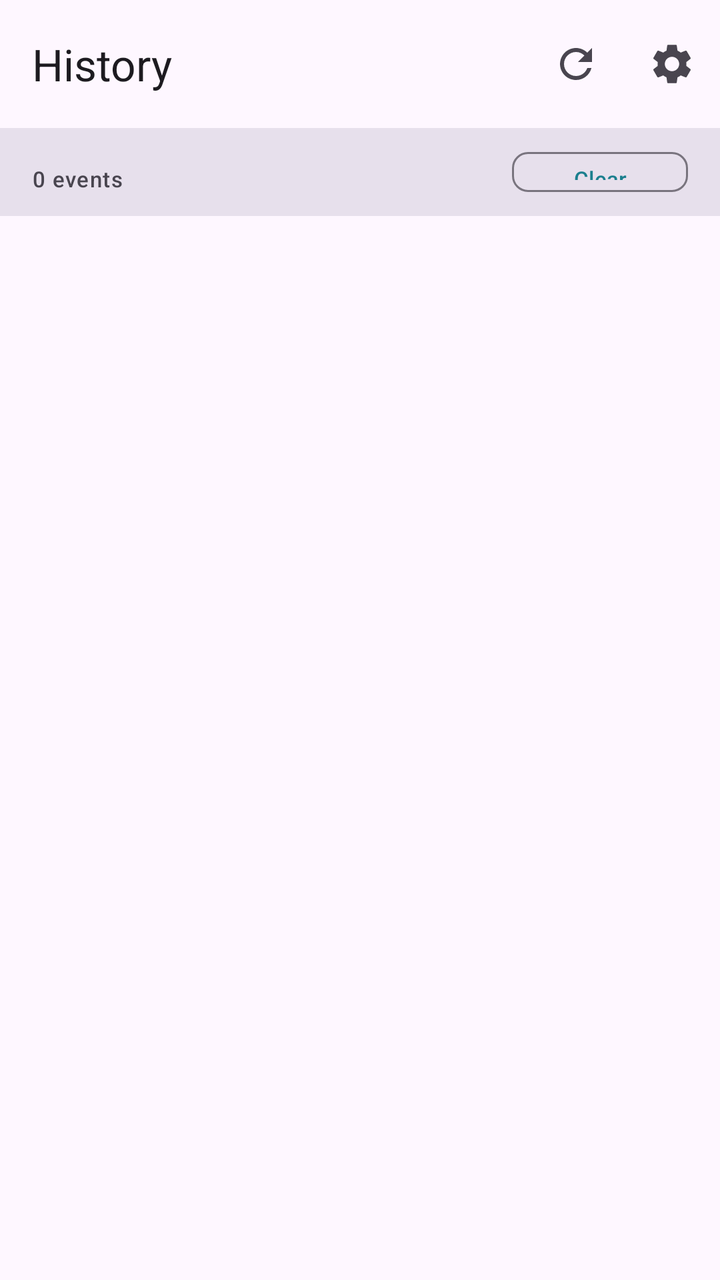
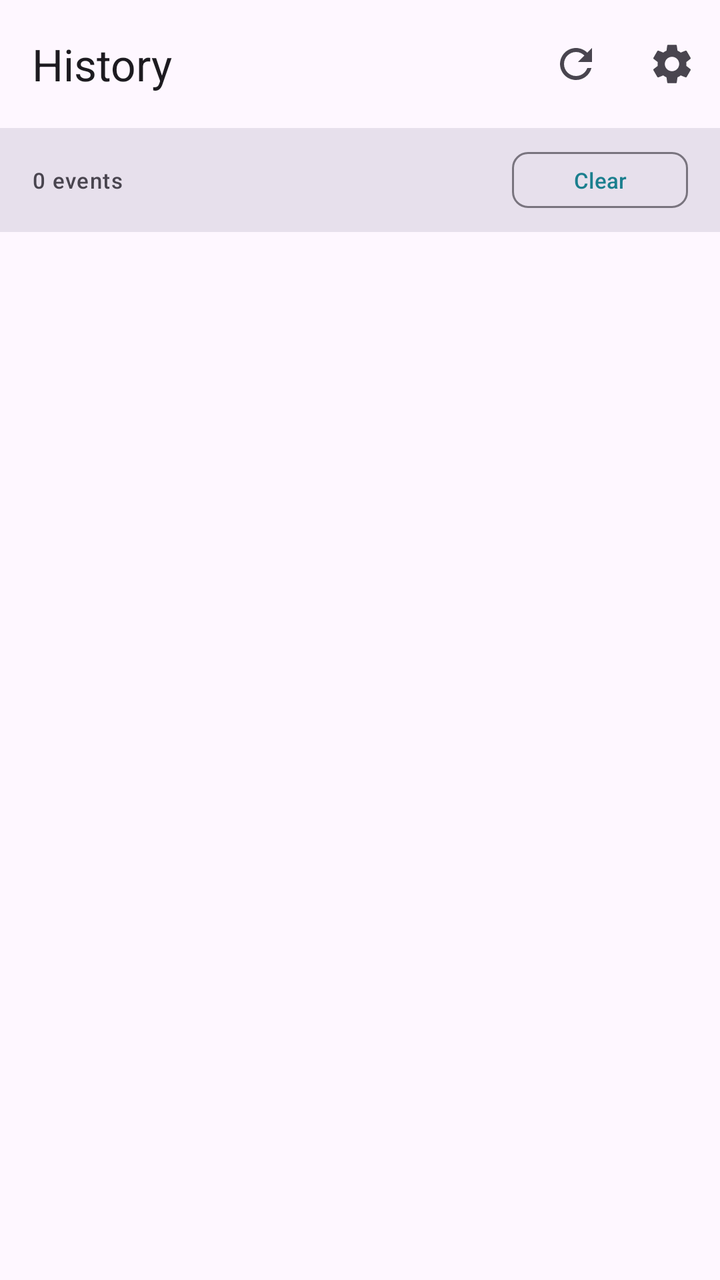

Before-and-after screenshots of an Android layout around one commit, followed by the original layout XML and the change that was made.
<!-- AndroidManifest.xml: application theme Theme.MotorDrive -->
<!-- res/layout/fragment_history.xml -->
<?xml version="1.0" encoding="utf-8"?>
<androidx.coordinatorlayout.widget.CoordinatorLayout
    xmlns:android="http://schemas.android.com/apk/res/android"
    xmlns:app="http://schemas.android.com/apk/res-auto"
    android:layout_width="match_parent"
    android:layout_height="match_parent"
    android:background="?attr/colorSurface">

    <com.google.android.material.appbar.AppBarLayout
        android:id="@+id/appBarLayout"
        android:layout_width="match_parent"
        android:layout_height="wrap_content">
        <com.google.android.material.appbar.MaterialToolbar
            android:id="@+id/toolbar"
            android:layout_width="match_parent"
            android:layout_height="?attr/actionBarSize"
            app:title="History"
            app:menu="@menu/dashboard_menu" />
    </com.google.android.material.appbar.AppBarLayout>

    <LinearLayout
        android:layout_width="match_parent"
        android:layout_height="match_parent"
        android:orientation="vertical"
        app:layout_behavior="@string/appbar_scrolling_view_behavior">

        
        <LinearLayout
            android:layout_width="match_parent"
            android:layout_height="wrap_content"
            android:orientation="horizontal"
            android:paddingHorizontal="16dp"
            android:paddingVertical="8dp"
            android:background="?attr/colorSurfaceVariant">

            <TextView
                android:id="@+id/tvHistorySummary"
                android:layout_width="0dp"
                android:layout_height="wrap_content"
                android:layout_weight="1"
                android:text="0 events"
                android:textAppearance="?attr/textAppearanceLabelSmall"
                android:textColor="?attr/colorOnSurfaceVariant" />

            <com.google.android.material.button.MaterialButton
                android:id="@+id/btnClearHistory"
                android:layout_width="wrap_content"
                android:layout_height="28dp"
                android:text="Clear"
                android:textSize="11sp"
                app:cornerRadius="8dp"
                style="@style/Widget.Material3.Button.OutlinedButton" />
        </LinearLayout>

        
        <TextView
            android:id="@+id/tvNoHistory"
            android:layout_width="match_parent"
            android:layout_height="wrap_content"
            android:text="No events yet — motor state changes will appear here"
            android:gravity="center"
            android:textAppearance="?attr/textAppearanceBodyMedium"
            android:textColor="?attr/colorOutline"
            android:paddingVertical="48dp"
            android:visibility="gone" />

        
        <androidx.recyclerview.widget.RecyclerView
            android:id="@+id/rvHistory"
            android:layout_width="match_parent"
            android:layout_height="0dp"
            android:layout_weight="1"
            android:clipToPadding="false"
            android:paddingBottom="8dp" />
    </LinearLayout>
</androidx.coordinatorlayout.widget.CoordinatorLayout>
<!-- resources referenced by this layout -->
<resources>
  <style name="Theme.MotorDrive" parent="Theme.Material3.DayNight.NoActionBar">
          <item name="colorPrimary">@color/md_theme_seed</item>
          <item name="colorOnPrimary">#FFFFFF</item>
          <item name="colorPrimaryContainer">#CBE9ED</item>
          <item name="colorOnPrimaryContainer">#001F26</item>
          <item name="colorSecondary">#1A3A5C</item>
          <item name="colorOnSecondary">#FFFFFF</item>
          
          <item name="android:statusBarColor">@android:color/transparent</item>
          <item name="android:navigationBarColor">?attr/colorSurface</item>
          <item name="android:windowLightStatusBar">false</item>
      </style>
  <color name="md_theme_seed">#1B7F8E</color>
</resources>

<!-- the commit's change to res/layout/fragment_history.xml (unified diff, before → after) -->
@@ -29,8 +29,11 @@
             android:layout_width="match_parent"
             android:layout_height="wrap_content"
             android:orientation="horizontal"
-            android:paddingHorizontal="16dp"
-            android:paddingVertical="8dp"
+            android:paddingStart="16dp"
+            android:paddingEnd="16dp"
+            android:paddingTop="8dp"
+            android:paddingBottom="8dp"
+            android:gravity="center_vertical"
             android:background="?attr/colorSurfaceVariant">
 
             <TextView
@@ -45,7 +48,7 @@
             <com.google.android.material.button.MaterialButton
                 android:id="@+id/btnClearHistory"
                 android:layout_width="wrap_content"
-                android:layout_height="28dp"
+                android:layout_height="36dp"
                 android:text="Clear"
                 android:textSize="11sp"
                 app:cornerRadius="8dp"
